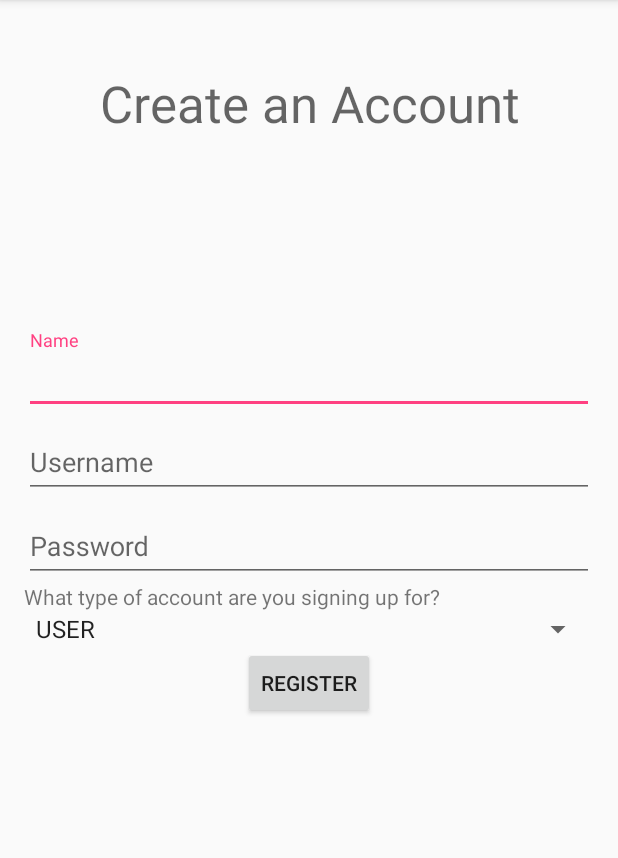
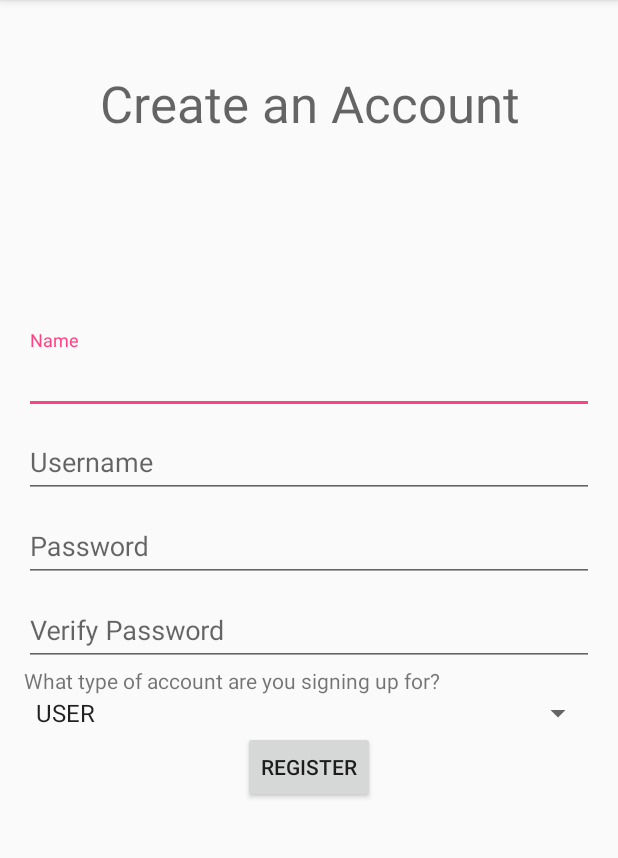
Before and after one commit to mattbdean/CS-2340, an Android app: the RegisterActivity screen opened directly, with no data from a screen before it, on a phone screen of 412 x 824 dp, the part 84-942 px from its top. Run offline under Robolectric (Android 15) with nearby library versions, the phone set to English and light mode, and no system bars.

Commit message:
fixes #3

```diff
--- a/app/src/main/java/com/github/alphabet26/ui/RegisterActivity.java
+++ b/app/src/main/java/com/github/alphabet26/ui/RegisterActivity.java
@@ -3,6 +3,8 @@ package com.github.alphabet26.ui;
 import android.content.Intent;
 import android.os.AsyncTask;
 import android.os.Bundle;
+import android.support.design.widget.Snackbar;
+import android.support.design.widget.TextInputEditText;
 import android.support.design.widget.TextInputLayout;
 import android.support.v7.app.AppCompatActivity;
 import android.view.View;
@@ -22,7 +24,9 @@ public final class RegisterActivity extends AppCompatActivity {
     private EditText nameField;
     private EditText usernameField;
     private EditText passwordField;
+    private EditText vPasswordField;
     private Spinner userTypeSpinner;
+    private Snackbar failed;
 
     @Override
     protected void onCreate(Bundle savedInstanceState) {
@@ -32,6 +36,7 @@ public final class RegisterActivity extends AppCompatActivity {
         nameField = ((TextInputLayout) findViewById(R.id.reg_name)).getEditText();
         usernameField = ((TextInputLayout) findViewById(R.id.reg_username)).getEditText();
         passwordField = ((TextInputLayout) findViewById(R.id.reg_password)).getEditText();
+        vPasswordField = ((TextInputLayout) findViewById(R.id.reg_passwordV)).getEditText();
         userTypeSpinner = findViewById(R.id.user_type_spinner);
 
         ArrayAdapter<UserType> adapter = new ArrayAdapter<>(this, android.R.layout.simple_spinner_item, UserType.values());
@@ -46,7 +51,13 @@ public final class RegisterActivity extends AppCompatActivity {
                 passwordField.getText().toString(),
                 (UserType) userTypeSpinner.getSelectedItem()
         );
-        new RegisterTask(this).execute(info);
+        if (passwordField.getText().toString().equals(vPasswordField.getText().toString())) {
+            new RegisterTask(this).execute(info);
+        } else {
+            Snackbar.make(findViewById(R.id.reg_name),
+                "Passwords don't match",
+                Snackbar.LENGTH_LONG).show();
+        }
     }
 
     /**
--- a/app/src/main/res/layout/activity_register.xml
+++ b/app/src/main/res/layout/activity_register.xml
@@ -64,12 +64,27 @@
             android:inputType="textPassword|textVisiblePassword" />
     </android.support.design.widget.TextInputLayout>
 
+    <android.support.design.widget.TextInputLayout
+        android:id="@+id/reg_passwordV"
+        android:layout_width="0dp"
+        android:layout_height="wrap_content"
+        app:layout_constraintEnd_toEndOf="parent"
+        app:layout_constraintStart_toStartOf="parent"
+        app:layout_constraintTop_toBottomOf="@id/reg_password">
+
+        <android.support.design.widget.TextInputEditText
+            android:layout_width="match_parent"
+            android:layout_height="wrap_content"
+            android:hint="@string/reg_passwordV"
+            android:inputType="textPassword|textVisiblePassword" />
+    </android.support.design.widget.TextInputLayout>
+
     <TextView
         android:id="@+id/spinnerPrompt"
         android:layout_width="0dp"
         android:layout_height="wrap_content"
         android:text="@string/registration_user_type"
-        app:layout_constraintTop_toBottomOf="@id/reg_password"
+        app:layout_constraintTop_toBottomOf="@id/reg_passwordV"
         app:layout_constraintEnd_toEndOf="parent"
         app:layout_constraintStart_toStartOf="parent" />
 
--- a/app/src/main/res/values/strings.xml
+++ b/app/src/main/res/values/strings.xml
@@ -15,6 +15,7 @@
     <string name="registration_name">Name</string>
     <string name="registration_username">Username</string>
     <string name="registration_password">Password</string>
+    <string name="reg_passwordV">Verify Password</string>
     <string name="registration_user_type">What type of account are you signing up for?</string>
     <string name="title_activity_detailed">DetailedActivity</string>
     <string name="shelterN">Shelter Name</string>
```
